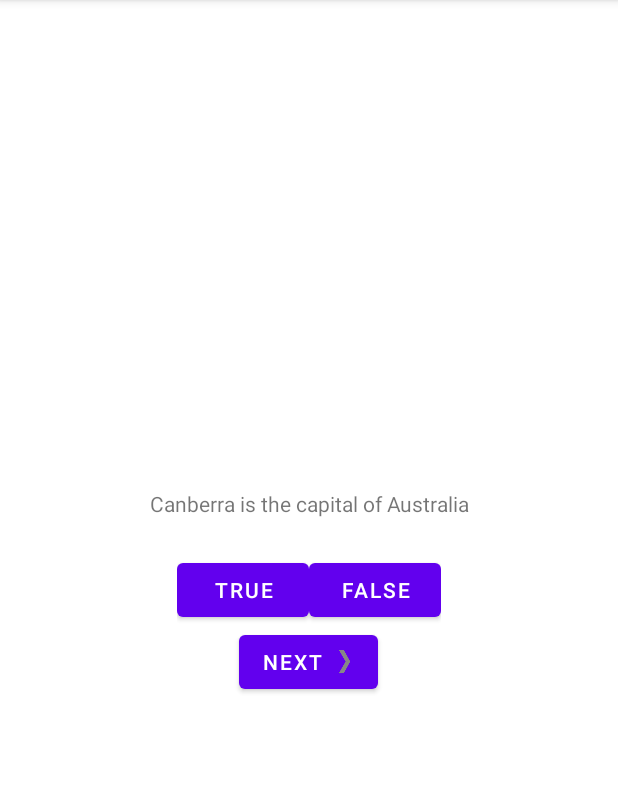
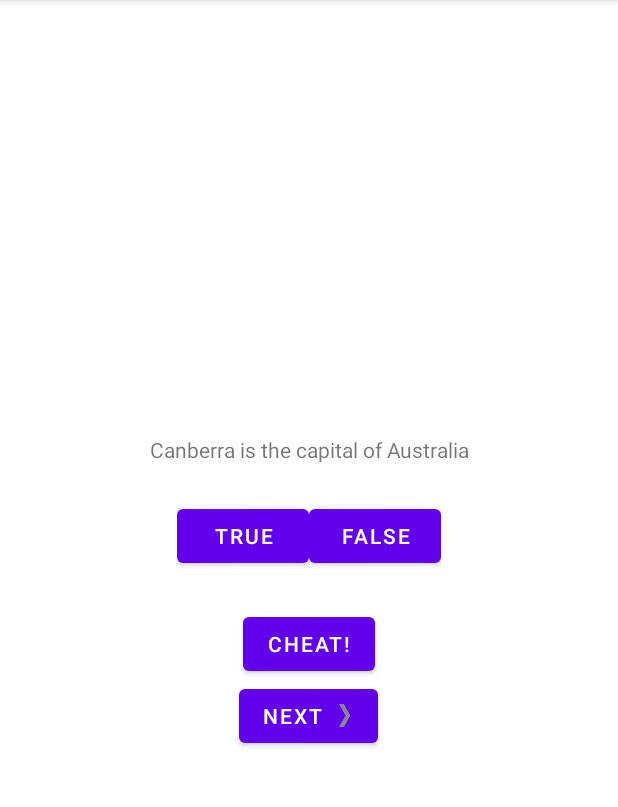
Before and after one commit to juwairen123/GeoQuiz, an Android app: the screen it shows after launch (MainActivity), after a tap on "TRUE", on a phone screen of 412 x 824 dp, the part 84-891 px from its top. Run offline under Robolectric (Android 15) with nearby library versions, the phone set to English and light mode, and no system bars.

Commit message:
第二个activity

```diff
--- a/app/src/main/AndroidManifest.xml
+++ b/app/src/main/AndroidManifest.xml
@@ -10,6 +10,9 @@
         android:supportsRtl="true"
         android:theme="@style/Theme.GeoQuiz">
         <activity
+            android:name=".CheatActivity"
+            android:exported="true"/>
+        <activity
             android:name=".MainActivity"
             android:exported="true">
             <intent-filter>
--- a/app/src/main/java/com/example/geoquiz/MainActivity.kt
+++ b/app/src/main/java/com/example/geoquiz/MainActivity.kt
@@ -1,68 +1,79 @@
 package com.example.geoquiz
 
+
+import android.content.Intent
 import androidx.appcompat.app.AppCompatActivity
 import android.os.Bundle
 import android.util.Log
 import android.widget.Button
 import android.widget.TextView
 import android.widget.Toast
-import androidx.lifecycle.ViewModel
 import androidx.lifecycle.ViewModelProvider
-import androidx.lifecycle.ViewModelProviders
 
 private const val TAG = "MainActivity"
 private const val KEY_INDEX = "index"
+private const val REQUEST_CODE_CHEAT = 0
+
 class MainActivity : AppCompatActivity() {
     private lateinit var trueButton: Button
     private lateinit var falseButton: Button
     private lateinit var nextButton: Button
     private lateinit var questionTextView: TextView
-    private val quizViewModel:QuizViewModel by lazy {
+    private lateinit var cheatButton: Button
+    private val quizViewModel: QuizViewModel by lazy {
         ViewModelProvider(this).get(QuizViewModel::class.java)
     }
+
     override fun onCreate(savedInstanceState: Bundle?) {
         Log.d(TAG, "onCreate: called")
         super.onCreate(savedInstanceState)
         setContentView(R.layout.activity_main)
-        val currentIndex = savedInstanceState?.getInt(KEY_INDEX,0) ?: 0
+        val currentIndex = savedInstanceState?.getInt(KEY_INDEX, 0) ?: 0
         quizViewModel.currentIndex = currentIndex
         trueButton = findViewById(R.id.true_button)
         falseButton = findViewById(R.id.false_button)
         questionTextView = findViewById(R.id.question_text_view)
         nextButton = findViewById(R.id.next_button)
+        cheatButton = findViewById(R.id.cheat_button)
         trueButton.setOnClickListener {
             checkAnswer(true)
         }
         falseButton.setOnClickListener {
             checkAnswer(false)
         }
-        updateQuestion()
         nextButton.setOnClickListener {
             quizViewModel.moveToNext()
             updateQuestion()
         }
+        cheatButton.setOnClickListener {
+            val intent = CheatActivity.newIntent(this,quizViewModel.currentQuestionAnswer)
+            startActivityForResult(intent, REQUEST_CODE_CHEAT)
+        }
+        updateQuestion()
     }
-    private fun updateQuestion(){
+
+    override fun onActivityResult(requestCode: Int, resultCode: Int, data: Intent?) {
+        super.onActivityResult(requestCode, resultCode, data)
+        if(resultCode == RESULT_CANCELED){
+            return
+        }
+        if (requestCode == REQUEST_CODE_CHEAT){
+            quizViewModel.isCheater = data?.getBooleanExtra(EXTRA_ANSWER_IS_TRUE,false)?:false
+        }
+    }
+    private fun updateQuestion() {
         val questionTextResId = quizViewModel.currentQuestionText
         questionTextView.setText(questionTextResId)
     }
-    private fun checkAnswer(userAnswer: Boolean){
+
+    private fun checkAnswer(userAnswer: Boolean) {
         val correctAnswer = quizViewModel.currentQuestionAnswer
-        if (userAnswer == correctAnswer){
-            Toast.makeText(
-                this,
-                R.string.correct_toast,
-                Toast.LENGTH_SHORT
-            )
-                .show()
-        }else{
-            Toast.makeText(
-                this,
-                R.string.incorrect_toast,
-                Toast.LENGTH_SHORT
-            )
-                .show()
+        val messageResId = when{
+            quizViewModel.isCheater -> R.string.judgment_toast
+            userAnswer == correctAnswer -> R.string.correct_toast
+            else -> R.string.incorrect_toast
         }
+        Toast.makeText(this, messageResId, Toast.LENGTH_SHORT).show()
     }
 
     override fun onStart() {
@@ -94,8 +105,9 @@ class MainActivity : AppCompatActivity() {
         super.onPause()
         Log.d(TAG, "onPause: called")
     }
+
     override fun onSaveInstanceState(outState: Bundle) {
         super.onSaveInstanceState(outState)
-        outState.putInt(KEY_INDEX,quizViewModel.currentIndex)
+        outState.putInt(KEY_INDEX, quizViewModel.currentIndex)
     }
 }
--- a/app/src/main/java/com/example/geoquiz/QuizViewModel.kt
+++ b/app/src/main/java/com/example/geoquiz/QuizViewModel.kt
@@ -1,6 +1,9 @@
 package com.example.geoquiz
 
+import android.content.Context
+import android.content.Intent
 import android.util.Log
+import android.widget.Button
 import androidx.lifecycle.ViewModel
 
 class QuizViewModel: ViewModel() {
@@ -13,9 +16,11 @@ class QuizViewModel: ViewModel() {
         Question(R.string.question_americas, true),
         Question(R.string.question_asia, true)
     )
+    var isCheater:Boolean = false
     val currentQuestionAnswer: Boolean get() = questionBank[currentIndex].answer
     val currentQuestionText: Int get() = questionBank[currentIndex].textResId
     fun moveToNext(){
         currentIndex = (currentIndex + 1)%questionBank.size
     }
+
 }
--- a/app/src/main/res/layout-land/activity_main.xml
+++ b/app/src/main/res/layout-land/activity_main.xml
@@ -33,11 +33,17 @@
             android:text="@string/false_button" />
     </LinearLayout>
     <Button
+        android:id="@+id/cheat_button"
+        android:layout_width="wrap_content"
+        android:layout_height="wrap_content"
+        android:layout_gravity="bottom|center_horizontal"
+        android:text="@string/cheat_button"/>
+    <Button
         android:id="@+id/next_button"
         android:layout_width="wrap_content"
         android:layout_height="wrap_content"
         android:text="@string/next_button"
         android:drawableEnd="@drawable/arrow_right"
         android:drawablePadding="4dp"
-        android:layout_gravity="bottom|end"/>
+        android:layout_gravity="bottom|right"/>
 </FrameLayout>
--- a/app/src/main/res/layout/activity_main.xml
+++ b/app/src/main/res/layout/activity_main.xml
@@ -1,22 +1,4 @@
 <?xml version="1.0" encoding="utf-8"?>
-<!--
-<androidx.constraintlayout.widget.ConstraintLayout xmlns:android="http://schemas.android.com/apk/res/android"
-    xmlns:app="http://schemas.android.com/apk/res-auto"
-    xmlns:tools="http://schemas.android.com/tools"
-    android:layout_width="match_parent"
-    android:layout_height="match_parent"
-    tools:context=".MainActivity">
-
-    <TextView
-        android:layout_width="wrap_content"
-        android:layout_height="wrap_content"
-        android:text="Hello World!"
-        app:layout_constraintBottom_toBottomOf="parent"
-        app:layout_constraintLeft_toLeftOf="parent"
-        app:layout_constraintRight_toRightOf="parent"
-        app:layout_constraintTop_toTopOf="parent" />
-
-</androidx.constraintlayout.widget.ConstraintLayout>-->
 <LinearLayout xmlns:android="http://schemas.android.com/apk/res/android"
     android:layout_width="match_parent"
     android:layout_height="match_parent"
@@ -52,6 +34,12 @@
             android:text="@string/false_button" />
     </LinearLayout>
     <Button
+        android:id="@+id/cheat_button"
+        android:layout_width="wrap_content"
+        android:layout_height="wrap_content"
+        android:layout_marginTop="24dp"
+        android:text="@string/cheat_button"/>
+    <Button
         android:id="@+id/next_button"
         android:layout_width="wrap_content"
         android:layout_height="wrap_content"
--- a/app/src/main/res/values/strings.xml
+++ b/app/src/main/res/values/strings.xml
@@ -11,4 +11,8 @@
     <string name="correct_toast">Correct!</string>
     <string name="incorrect_toast">Incorrect!</string>
     <string name="next_button">Next</string>
+    <string name="warning_text">Are you sure you want to do this?</string>
+    <string name="show_answer_button">Show Answer</string>
+    <string name="cheat_button">Cheat!</string>
+    <string name="judgment_toast">Cheating is wrong.</string>
 </resources>
```
Also changed, not shown: app/src/main/java/com/example/geoquiz/CheatActivity.kt (added, +40 -0 lines), app/src/main/res/layout/activity_cheat.xml (added, +28 -0 lines).
